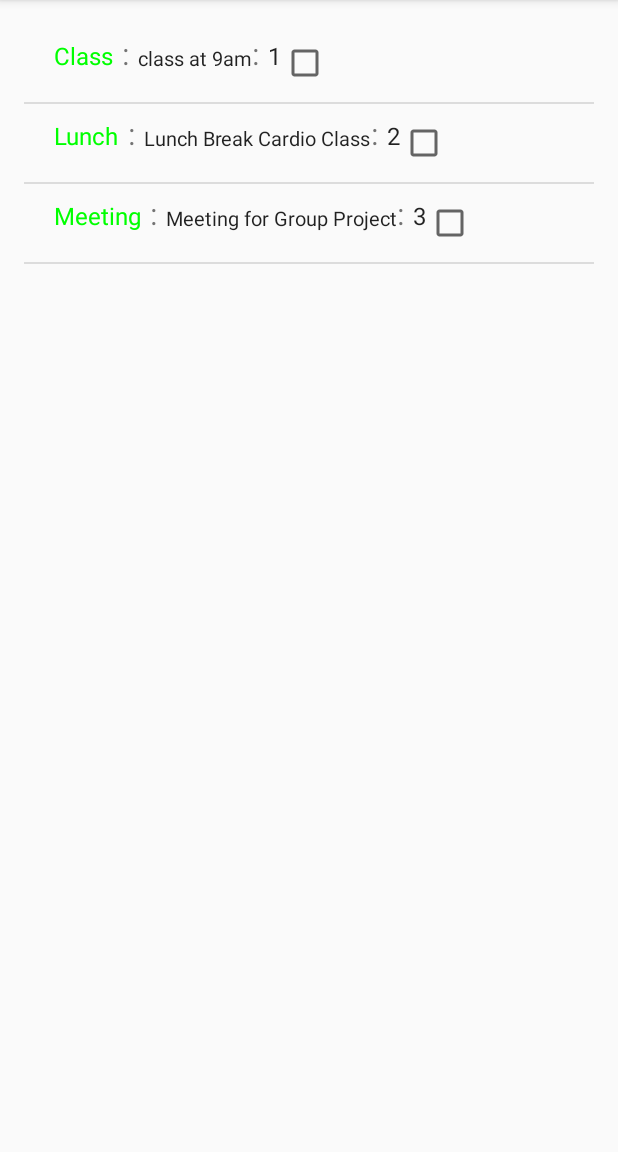
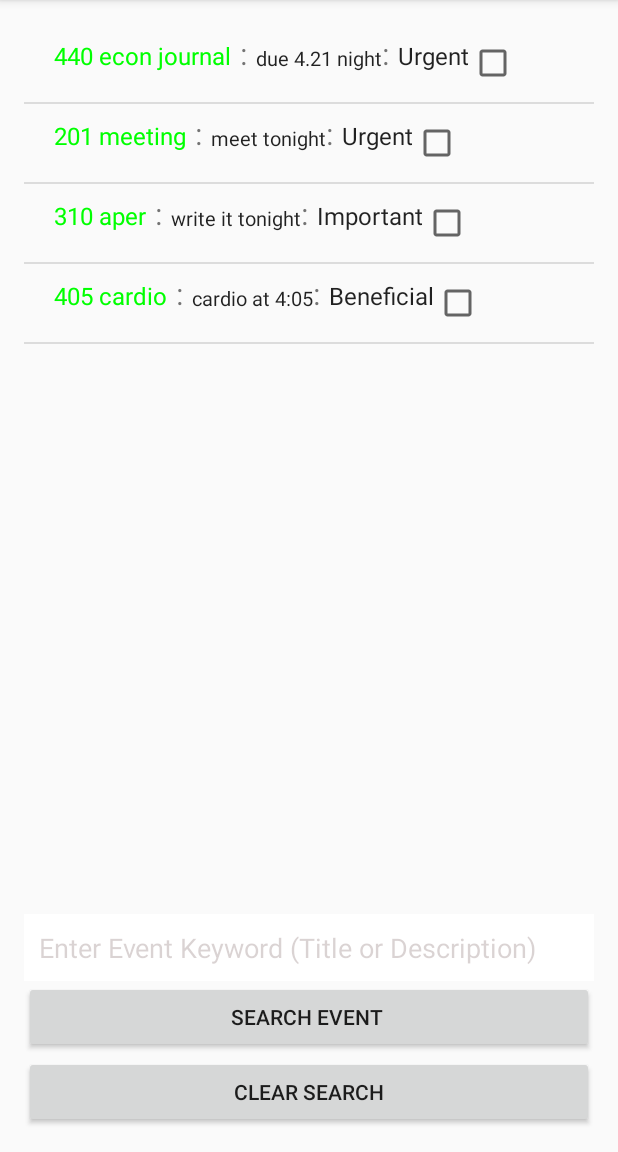
Before and after one commit to angelinayingguan/AmherstDo, an Android app: the screen it shows after launch (MainActivity), on a phone screen of 412 x 824 dp, the part 84-1236 px from its top. Run offline under Robolectric (Android 15) with nearby library versions, the phone set to English and light mode, and no system bars.

Commit message:
with search box and submit and clear button updated and working

```diff
--- a/AmherstDo/app/src/main/java/com/example/angelina/amherstdo/CustomUsersAdapter.java
+++ b/AmherstDo/app/src/main/java/com/example/angelina/amherstdo/CustomUsersAdapter.java
@@ -37,6 +37,10 @@ public class CustomUsersAdapter extends ArrayAdapter<User> {
          tvPriority.setText(user.priority);
 
 
+
+
+
+
 tvCheck.setOnClickListener(new View.OnClickListener()
 {
     @Override
--- /dev/null
+++ b/AmherstDo/app/src/main/java/com/example/angelina/amherstdo/EventFragment.java
@@ -0,0 +1,84 @@
+package com.example.angelina.amherstdo;
+
+
+import android.net.Uri;
+import android.os.Bundle;
+import android.support.v4.app.Fragment;
+import android.view.LayoutInflater;
+import android.view.View;
+import android.view.View.OnClickListener;
+import android.view.ViewGroup;
+import android.widget.Button;
+import android.widget.ListView;
+import android.widget.TextView;
+import java.util.ArrayList;
+
+public class EventFragment extends Fragment {
+    Button clearBtn;
+    ArrayList<User> items;
+    ListView listview;
+    Button searchBtn;
+    TextView searchText;
+
+    /* renamed from: edu.amherst.cs.amhersttodo.TodoFragment.1 */
+    class C01821 implements OnClickListener {
+        C01821() {
+        }
+
+        public void onClick(View v) {
+            String filterTxt = EventFragment.this.searchText.getText().toString();
+            ArrayList<User> filterList = new ArrayList();
+            EventFragment.this.items = EventFragment.this.loadItems();
+            for (int i = 0; i < EventFragment.this.items.size(); i++) {
+                String title = ((User) EventFragment.this.items.get(i)).getTitle();
+                String desc = ((User) EventFragment.this.items.get(i)).getDesc();
+                if (title.toLowerCase().indexOf(filterTxt) != -1 || desc.toLowerCase().indexOf(filterTxt) != -1) {
+                    filterList.add(EventFragment.this.items.get(i));
+                }
+            }
+            EventFragment.this.listview.setAdapter(new CustomUsersAdapter(EventFragment.this.getActivity(), filterList));
+        }
+    }
+
+    /* renamed from: edu.amherst.cs.amhersttodo.TodoFragment.2 */
+    class C01832 implements OnClickListener {
+        C01832() {
+        }
+
+        public void onClick(View v) {
+            EventFragment.this.searchText.setText(BuildConfig.FLAVOR);
+            EventFragment.this.items = EventFragment.this.loadItems();
+            EventFragment.this.listview.setAdapter(new CustomUsersAdapter(EventFragment.this.getActivity(), EventFragment.this.items));
+        }
+    }
+
+    public interface OnFragmentInteractionListener {
+        void onFragmentInteraction(Uri uri);
+    }
+
+    public void onCreate(Bundle savedInstanceState) {
+        super.onCreate(savedInstanceState);
+    }
+
+    public View onCreateView(LayoutInflater inflater, ViewGroup container, Bundle savedInstanceState) {
+        View v = inflater.inflate(R.layout.fragment_event, container, false);
+        this.listview = (ListView) v.findViewById(R.id.lv);
+        this.searchBtn = (Button) v.findViewById(R.id.searchBtn);
+        this.clearBtn = (Button) v.findViewById(R.id.clearBtn);
+        this.searchText = (TextView) v.findViewById(R.id.searchText);
+        this.items = loadItems();
+        this.listview.setAdapter(new CustomUsersAdapter(getActivity(), this.items));
+        this.searchBtn.setOnClickListener(new C01821());
+        this.clearBtn.setOnClickListener(new C01832());
+        return v;
+    }
+
+    public ArrayList<User> loadItems() {
+        this.items = new ArrayList();
+        this.items.add(new User("440 econ journal", "due 4.21 night", "Urgent"));
+        this.items.add(new User("201 meeting", "meet tonight", "Urgent"));
+        this.items.add(new User("310 aper", "write it tonight", "Important"));
+        this.items.add(new User("405 cardio", "cardio at 4:05", "Beneficial"));
+        return this.items;
+    }
+}
--- a/AmherstDo/app/src/main/java/com/example/angelina/amherstdo/MainActivity.java
+++ b/AmherstDo/app/src/main/java/com/example/angelina/amherstdo/MainActivity.java
@@ -1,13 +1,11 @@
 package com.example.angelina.amherstdo;
 
 import android.os.Bundle;
+import android.support.v4.app.FragmentManager;
 import android.support.v7.app.AppCompatActivity;
 import android.view.View;
 import android.widget.CheckBox;
-import android.widget.ListView;
 import android.widget.TextView;
-
-import java.util.ArrayList;
 
 public class MainActivity extends AppCompatActivity implements View.OnClickListener {
 
@@ -15,12 +13,16 @@ public class MainActivity extends AppCompatActivity implements View.OnClickListe
         protected void onCreate(Bundle savedInstanceState) {
             super.onCreate(savedInstanceState);
             setContentView(R.layout.activity_main);
-            populateUsersList();
+            //populateUsersList();
+            FragmentManager fm = getSupportFragmentManager();
+            if (fm.findFragmentById(R.id.eFragment) == null) {
+                fm.beginTransaction().add((int) R.id.eFragment, new EventFragment()).commit();
+            }
 
 
         }
 
-        private void populateUsersList() {
+        /*private void populateUsersList() {
             // Construct the data source
             ArrayList<User> arrayOfUsers = User.getUsers();
             ListView listView = (ListView) findViewById(R.id.lvUsers);
@@ -30,8 +32,28 @@ public class MainActivity extends AppCompatActivity implements View.OnClickListe
 
             listView.setAdapter(adapter);
 
-        }
+        }*/
 
+
+   //EditText searchevent;
+    //Button searchb;
+
+
+/*    public void onSearch(View v) {
+        TextView title= (TextView)findViewById(R.id.tvTitle);
+        searchevent = (EditText) findViewById(R.id.search);
+        String str = searchevent.getText().toString();
+        Intent i = new Intent(MainActivity.this, Search.class);
+        startActivity(i);
+        //Toast.makeText(getApplicationContext(), "clicked.", Toast.LENGTH_SHORT).show();
+        //if (str.equals(title.toString())){
+       //     Toast.makeText(getApplicationContext(), "found title.", Toast.LENGTH_LONG).show();
+       // }
+    }
+    public void clear(View v){
+
+        Toast.makeText(getApplicationContext(), "clear.", Toast.LENGTH_LONG).show();
+    }*/
 
 
 
--- a/AmherstDo/app/src/main/java/com/example/angelina/amherstdo/User.java
+++ b/AmherstDo/app/src/main/java/com/example/angelina/amherstdo/User.java
@@ -1,6 +1,4 @@
 package com.example.angelina.amherstdo;
-
-import java.util.ArrayList;
 
 public class User {
 	public String title;
@@ -14,14 +12,26 @@ public class User {
 		this.priority=priority;
 
 	}
+	public String getTitle() {
+		return this.title;
+	}
+
+	public String getDesc() {
+		return this.description;
+	}
+
+	public String getPriority() {
+		return this.priority;
+	}
+
     public boolean isSelected(){ return selected;}
 	public void setSelected(boolean selected){this.selected=selected;};
 
-	public static ArrayList<User> getUsers() {
+	/*public static ArrayList<User> getUsers() {
 		ArrayList<User> events = new ArrayList<User>();
-		events.add(new User("Class", "class at 9am","1"));
-		events.add(new User("Lunch", "Lunch Break Cardio Class","2"));
-		events.add(new User("Meeting", "Meeting for Group Project","3"));
+		events.add(new User("Class", "class at 9am","Urgent"));
+		events.add(new User("Lunch", "Lunch Break Cardio Class","Important"));
+		events.add(new User("Meeting", "Meeting for Group Project","Unimportant"));
 		return events;
-	}
+	}*/
 }
--- a/AmherstDo/app/src/main/res/layout/activity_main.xml
+++ b/AmherstDo/app/src/main/res/layout/activity_main.xml
@@ -21,6 +21,47 @@
         android:listSelector="#00000000">
 
     </ListView>
+    <fragment
+        android:name="com.example.angelina.amherstdo.EventFragment"
+        android:id="@+id/eFragment"
+        android:layout_width="match_parent"
+        android:layout_height="match_parent" />
+<!--
+    <Button
+        android:layout_width="wrap_content"
+        android:layout_height="wrap_content"
+        android:text="Search Event "
+        android:id="@+id/searchbutton"
+        android:onClick="onSearch"
+        android:layout_alignParentBottom="true"
+        android:layout_alignParentEnd="true"
+        android:layout_marginBottom="50dp"
+        android:layout_alignParentStart="true" />
 
+    <Button
+        style="?android:attr/buttonStyleSmall"
+        android:layout_width="wrap_content"
+        android:layout_height="wrap_content"
+        android:text="Clear Search"
+        android:id="@+id/clearbutton"
+        android:layout_gravity="right"
+        android:nestedScrollingEnabled="false"
+        android:onClick="clear"
+        android:layout_alignParentBottom="true"
+        android:layout_alignParentEnd="true"
+        android:layout_alignParentStart="true" />
 
+    <EditText
+        android:id="@+id/search"
+        android:layout_width="fill_parent"
+        android:layout_height="wrap_content"
+        android:background="@color/white"
+        android:hint="Enter Event Keyword (Title or Description)"
+        android:padding="10dp"
+        android:singleLine="true"
+        android:textColor="@color/colorPrimaryDark"
+        android:textColorHint="@color/grey"
+        android:layout_weight="0.35"
+        android:layout_above="@+id/searchbutton"
+        android:layout_alignParentStart="true" />-->
 </RelativeLayout>
--- /dev/null
+++ b/AmherstDo/app/src/main/res/layout/fragment_event.xml
@@ -0,0 +1,63 @@
+<RelativeLayout xmlns:android="http://schemas.android.com/apk/res/android"
+    xmlns:tools="http://schemas.android.com/tools"
+    android:layout_width="match_parent"
+    android:layout_height="match_parent"
+    android:id="@+id/event"
+    tools:context="com.example.angelina.amherstdo.EventFragment">
+
+    <!-- TODO: Update blank fragment layout -->
+
+
+        <ListView
+            android:id="@+id/lv"
+            android:layout_width="match_parent"
+            android:layout_height="wrap_content"
+            android:layout_alignParentBottom="true"
+            android:layout_alignParentLeft="true"
+            android:layout_alignParentRight="true"
+            android:layout_alignParentTop="true"
+            android:listSelector="#00000000">
+
+        </ListView>
+
+        <Button
+            android:layout_width="wrap_content"
+            android:layout_height="wrap_content"
+            android:text="Search Event "
+            android:id="@+id/searchBtn"
+            android:onClick="onSearch"
+            android:layout_alignParentBottom="true"
+            android:layout_alignParentEnd="true"
+            android:layout_marginBottom="50dp"
+            android:layout_alignParentStart="true" />
+
+        <Button
+            style="?android:attr/buttonStyleSmall"
+            android:layout_width="wrap_content"
+            android:layout_height="wrap_content"
+            android:text="Clear Search"
+            android:id="@+id/clearBtn"
+            android:layout_gravity="right"
+            android:nestedScrollingEnabled="false"
+            android:onClick="clear"
+            android:layout_alignParentBottom="true"
+            android:layout_alignParentEnd="true"
+            android:layout_alignParentStart="true" />
+
+        <EditText
+            android:id="@+id/searchText"
+            android:layout_width="fill_parent"
+            android:layout_height="wrap_content"
+            android:background="@color/white"
+            android:hint="Enter Event Keyword (Title or Description)"
+            android:padding="10dp"
+            android:singleLine="true"
+            android:textColor="@color/colorPrimaryDark"
+            android:textColorHint="@color/grey"
+            android:layout_weight="0.35"
+            android:layout_above="@+id/searchBtn"
+            android:layout_alignParentStart="true" />
+
+
+
+</RelativeLayout>
--- a/AmherstDo/app/src/main/res/layout/item_user.xml
+++ b/AmherstDo/app/src/main/res/layout/item_user.xml
@@ -62,6 +62,6 @@
         >
     </CheckBox>
 
-     />
+
 
 </RelativeLayout>
--- a/AmherstDo/app/src/main/res/values/colors.xml
+++ b/AmherstDo/app/src/main/res/values/colors.xml
@@ -5,4 +5,5 @@
     <color name="colorAccent">#FF4081</color>
     <color name="red">#f00</color>
     <color name="white">#fff</color>
+    <color name="grey">#3422</color>
 </resources>
--- a/AmherstDo/app/src/main/res/values/strings.xml
+++ b/AmherstDo/app/src/main/res/values/strings.xml
@@ -1,3 +1,6 @@
 <resources>
     <string name="app_name">AmherstDo</string>
+
+    <!-- TODO: Remove or change this placeholder text -->
+    <string name="hello_blank_fragment">Hello blank fragment</string>
 </resources>
```
Also changed, not shown: AmherstDo/app/src/main/AndroidManifest.xml (+13 -0 lines), AmherstDo/app/src/main/java/com/example/angelina/amherstdo/Search.java (added, +38 -0 lines), AmherstDo/app/src/main/java/com/example/angelina/amherstdo/TestFragment.java (added, +108 -0 lines), AmherstDo/app/src/main/res/layout/activity_search.xml (added, +23 -0 lines), AmherstDo/app/src/main/res/layout/fragment_.xml (added, +13 -0 lines), AmherstDo/app/src/main/res/layout/fragment_test.xml (added, +13 -0 lines).
